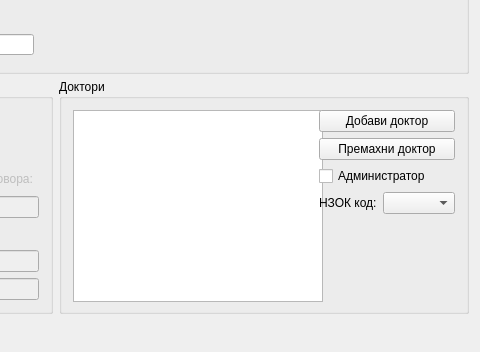
Old version of the form src/View/Widgets/PracticeSettings.ui in the repository thefinalcutbg/DinoDent; both pictures show x 258 to 738 and y 243 to 595 of the 738 by 595 pixel window.
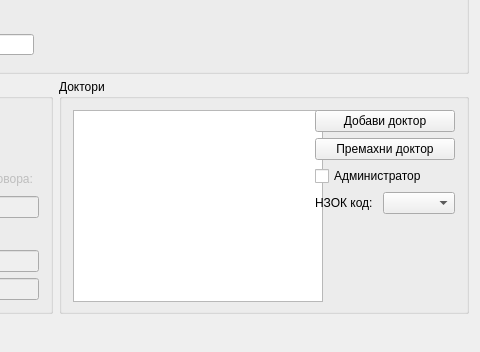
New version of the form. Custom widgets are drawn as their Qt base class.

Commit message: Practice settings doctor list bug fix

What changed in the file:
```diff
--- a/src/View/Widgets/PracticeSettings.ui
+++ b/src/View/Widgets/PracticeSettings.ui
@@ -578,6 +578,12 @@
          <layout class="QVBoxLayout" name="verticalLayout">
           <item>
            <widget class="QPushButton" name="addDoctor">
+            <property name="minimumSize">
+             <size>
+              <width>140</width>
+              <height>0</height>
+             </size>
+            </property>
             <property name="text">
              <string>Добави доктор</string>
             </property>
```
The commit also changes 2 other files.
